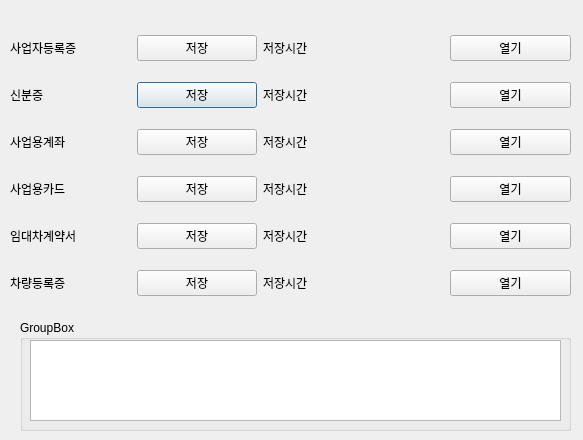
Before: the Qt Designer form 서류첨부.ui in 2asyim/-, drawn with Qt 5.
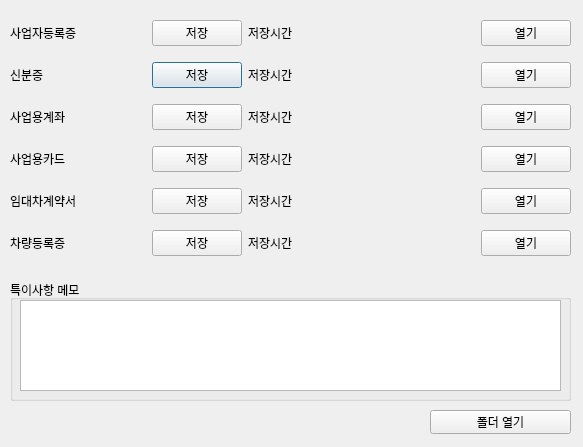
After: the same form once the commit is applied.

The edit to the form file:
```diff
--- a/서류첨부.ui
+++ b/서류첨부.ui
@@ -7,7 +7,7 @@
     <x>0</x>
     <y>0</y>
     <width>583</width>
-    <height>440</height>
+    <height>447</height>
    </rect>
   </property>
   <property name="windowTitle">
@@ -19,36 +19,36 @@
   <widget class="QGroupBox" name="groupBox">
    <property name="geometry">
     <rect>
-     <x>20</x>
-     <y>320</y>
-     <width>551</width>
-     <height>111</height>
+     <x>10</x>
+     <y>280</y>
+     <width>561</width>
+     <height>121</height>
     </rect>
    </property>
    <property name="title">
-    <string>GroupBox</string>
+    <string>특이사항 메모</string>
    </property>
    <widget class="QTextEdit" name="textEdit">
     <property name="geometry">
      <rect>
       <x>10</x>
       <y>20</y>
-      <width>531</width>
-      <height>81</height>
+      <width>541</width>
+      <height>91</height>
      </rect>
     </property>
    </widget>
   </widget>
-  <widget class="QWidget" name="">
+  <widget class="QWidget" name="layoutWidget">
    <property name="geometry">
     <rect>
      <x>10</x>
-     <y>20</y>
+     <y>10</y>
      <width>561</width>
-     <height>291</height>
+     <height>261</height>
     </rect>
    </property>
-   <layout class="QGridLayout" name="gridLayout" columnstretch="2,2,3,2">
+   <layout class="QGridLayout" name="gridLayout" columnstretch="3,2,5,2">
     <item row="0" column="2">
      <widget class="QLabel" name="label_2">
       <property name="minimumSize">
@@ -255,6 +255,19 @@
     </item>
    </layout>
   </widget>
+  <widget class="QPushButton" name="btn_open_folder_documents">
+   <property name="geometry">
+    <rect>
+     <x>430</x>
+     <y>410</y>
+     <width>141</width>
+     <height>24</height>
+    </rect>
+   </property>
+   <property name="text">
+    <string>폴더 열기</string>
+   </property>
+  </widget>
  </widget>
  <resources/>
  <connections/>
```
Left out of the diff: 50 changed lines with no effect on the pictures.
